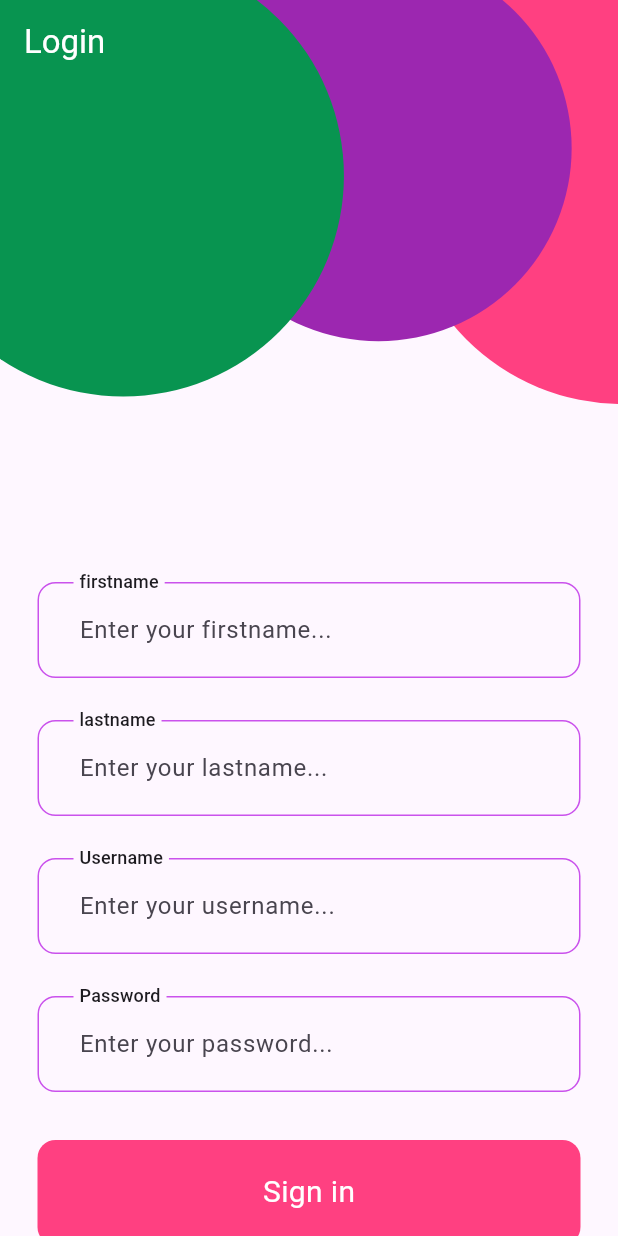
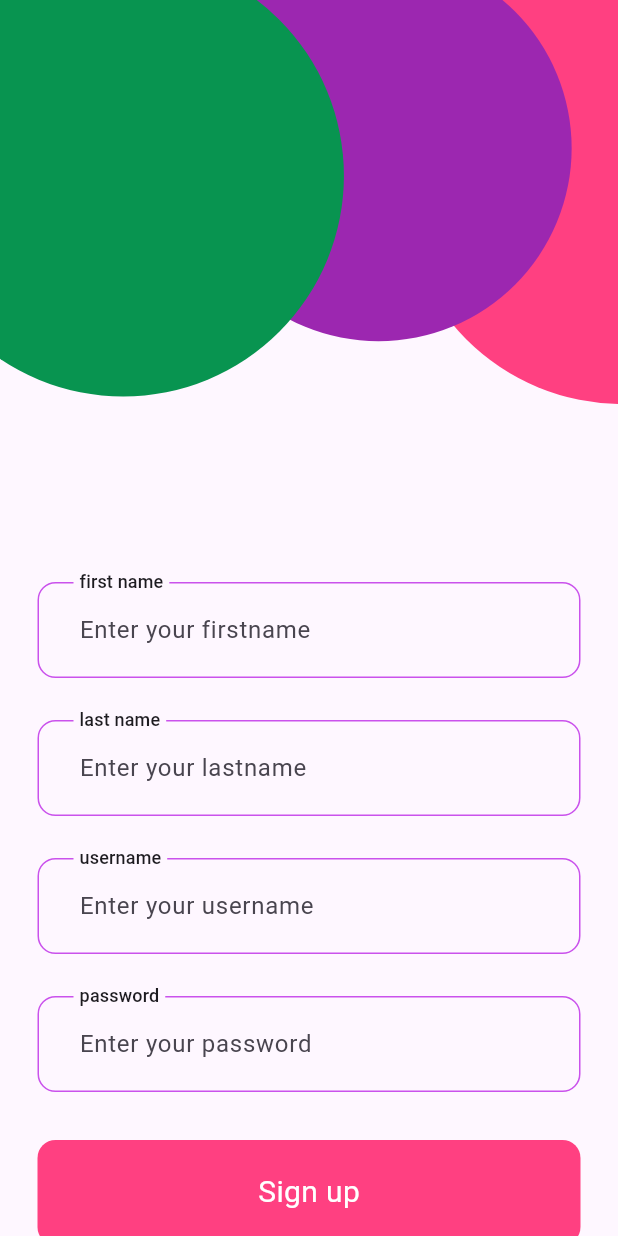
Before and after one commit to rezash76/todo_it, a Flutter app: the screen it shows after launch, on a phone screen of 412 x 824 dp. Run offline on Flutter 3.47's test engine with Material 2 defaults, Android fonts, the light colour scheme and no system bars; our stand-ins replace bloc, dartz, flutter_bloc, get_it, hive, hive_flutter and 1 more; accounts and stored records are empty; generated files the repository leaves out were written again.

Commit message:
localization completed

```diff
--- a/lib/features/login_signup/presentation/screens/signup_screen.dart
+++ b/lib/features/login_signup/presentation/screens/signup_screen.dart
@@ -12,14 +12,6 @@ class SignupScreen extends StatelessWidget {
   @override
   Widget build(BuildContext context) {
     return Scaffold(
-      extendBodyBehindAppBar: true,
-      appBar: AppBar(
-        backgroundColor: Colors.transparent,
-        title: const Text(
-          'Login',
-          style: TextStyle(color: Colors.white),
-        ),
-      ),
       body: SafeArea(
         top: false,
         child: BlocProvider<SignupBloc>(
--- a/lib/features/login_signup/presentation/widgets/down_signup_widget.dart
+++ b/lib/features/login_signup/presentation/widgets/down_signup_widget.dart
@@ -1,6 +1,7 @@
 import 'package:flutter/material.dart';
 import 'package:flutter_bloc/flutter_bloc.dart';
 import 'package:todo_test/common/core/presentation/widget/custom_text_form_field.dart';
+import 'package:todo_test/common/language_manager.dart';
 import 'package:todo_test/features/todo/presentation/screens/home_screen.dart';
 
 import '../../domain/entities/value_object/signup_param.dart';
@@ -69,32 +70,44 @@ class _DownSignupState extends State<DownSignup> {
                   ),
                   CustomTextFormField(
                     controller: firstnameController,
-                    labelText: 'firstname',
-                    hintText: 'Enter your firstname...',
+                    labelText:
+                        LanguageManager.shared.translation(context).firstName,
+                    hintText: LanguageManager.shared
+                        .translation(context)
+                        .firstNameHint,
                   ),
                   const SizedBox(
                     height: 28,
                   ),
                   CustomTextFormField(
                     controller: lastnameController,
-                    labelText: 'lastname',
-                    hintText: 'Enter your lastname...',
+                    labelText:
+                        LanguageManager.shared.translation(context).lastName,
+                    hintText: LanguageManager.shared
+                        .translation(context)
+                        .lastNameHint,
                   ),
                   const SizedBox(
                     height: 28,
                   ),
                   CustomTextFormField(
                     controller: usernameController,
-                    labelText: 'Username',
-                    hintText: 'Enter your username...',
+                    labelText:
+                        LanguageManager.shared.translation(context).username,
+                    hintText: LanguageManager.shared
+                        .translation(context)
+                        .usernameHint,
                   ),
                   const SizedBox(
                     height: 28,
                   ),
                   CustomTextFormField(
                     controller: passwordController,
-                    labelText: 'Password',
-                    hintText: 'Enter your password...',
+                    labelText:
+                        LanguageManager.shared.translation(context).password,
+                    hintText: LanguageManager.shared
+                        .translation(context)
+                        .passwordHint,
                   ),
                 ],
               ),
@@ -122,21 +135,16 @@ class _DownSignupState extends State<DownSignup> {
                           BlocProvider.of<SignupBloc>(context)
                               .add(Signup(request: request));
                         },
-                        child: const Text(
-                          'Sign in',
-                          style: TextStyle(color: Colors.white, fontSize: 20),
+                        child: Text(
+                          LanguageManager.shared.translation(context).signup,
+                          style: const TextStyle(
+                              color: Colors.white, fontSize: 20),
                         ),
                       ),
                     ),
                   ),
                   const SizedBox(
                     height: 12,
-                  ),
-                  TextButton(
-                    onPressed: () {},
-                    child: const Text(
-                      'Do not have an accout?',
-                    ),
                   ),
                 ],
               ),
```
Also changed, not shown: lib/features/login_signup/presentation/screens/login_screen.dart (+0 -8 lines), lib/features/login_signup/presentation/widgets/down_login_widget.dart (+20 -9 lines), lib/l10n/app_en.arb (+9 -0 lines), lib/l10n/app_fa.arb (+9 -0 lines).
